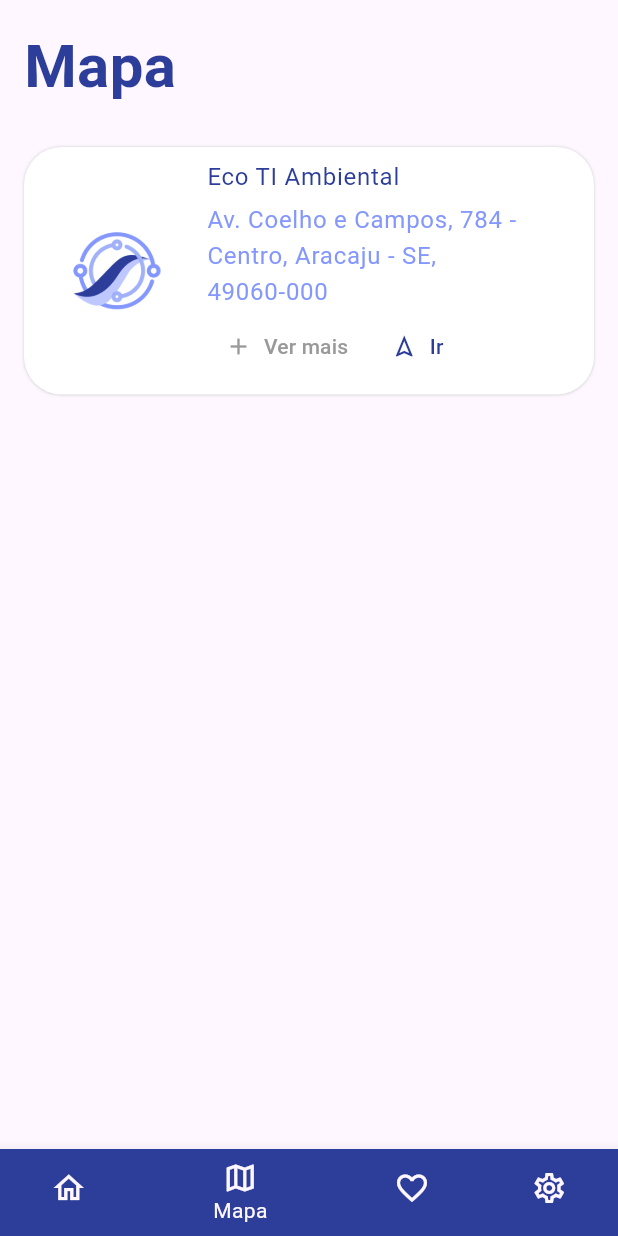
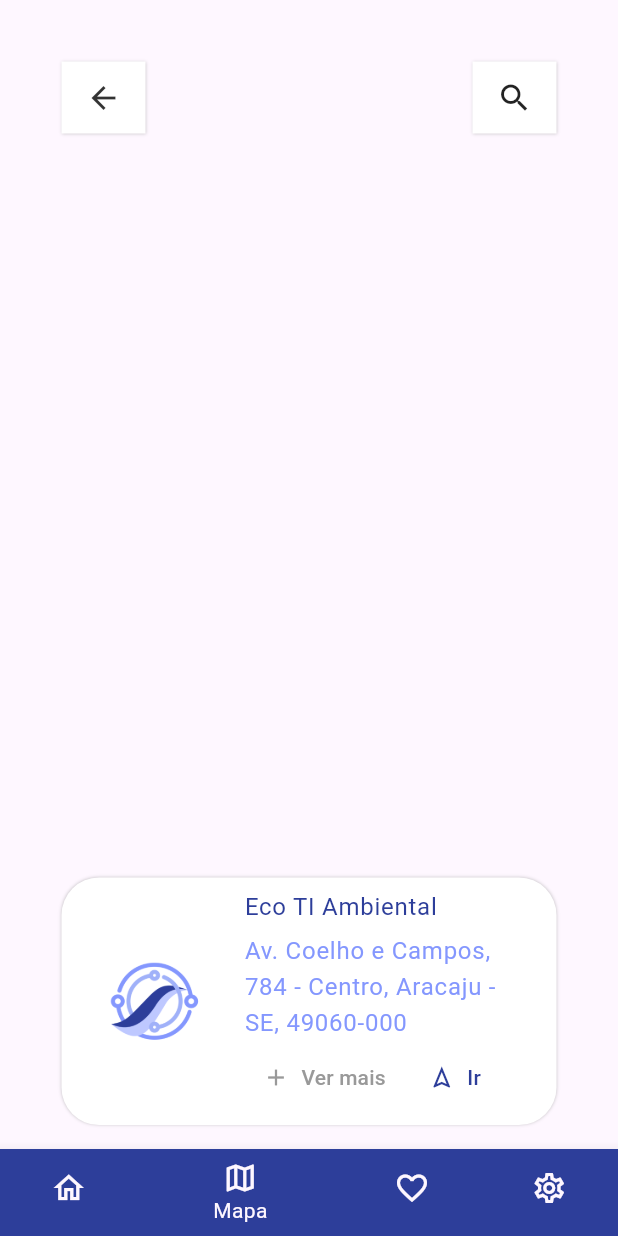
Before and after one commit to bllurryyk/Rota-Eletronica, a Flutter app: the PaginaPrincipal screen opened directly, item 2 of the bottom bar chosen, on a phone screen of 412 x 824 dp. Run offline on Flutter 3.47's test engine with Material 2 defaults, Android fonts, the phone set to English and light mode, and no system bars; our stand-ins replace shared_preferences, smooth_page_indicator; accounts and stored records are empty.

Commit message:
feat(RE-26): desenvolvendo tela inical/pesquisa

```diff
--- a/Front-end/rota_eletronica/lib/paginas/incopleto_pagina_mapa.dart
+++ /dev/null
@@ -1,127 +0,0 @@
-import 'package:flutter/material.dart';
-import 'package:rota_eletronica/paginas/pagina_empresa.dart';
-
-class PaginaMapa extends StatefulWidget {
-  const PaginaMapa({
-    super.key,
-  });
-
-  @override
-  State<PaginaMapa> createState() => _PaginaMapaState();
-}
-
-class _PaginaMapaState extends State<PaginaMapa> {
-  List<Widget> empresas = [
-    const WidgetEmpresa(
-        nome: 'Eco TI Ambiental',
-        endereco: 'Av. Coelho e Campos, 784 - Centro, Aracaju - SE, 49060-000'),
-  ];
-
-  @override
-  Widget build(BuildContext context) {
-    return Container(
-      padding: const EdgeInsets.all(16.0),
-      child: Column(
-        crossAxisAlignment: CrossAxisAlignment.start,
-        children: [
-          const Text(
-            'Mapa',
-            style: TextStyle(
-                color: Color(0xff2D3E9A),
-                fontSize: 40.0,
-                fontWeight: FontWeight.w600),
-          ),
-          const SizedBox(height: 25),
-          Expanded(
-            child: ListView.separated(
-              itemCount: empresas.length,
-              itemBuilder: (BuildContext context, int index) {
-                return empresas[index];
-              },
-              separatorBuilder: (BuildContext context, int index) {
-                return const SizedBox(height: 10);
-              },
-            ),
-          ),
-        ],
-      ),
-    );
-  }
-}
-
-class WidgetEmpresa extends StatefulWidget {
-  final String nome;
-  final String endereco;
-
-  const WidgetEmpresa({
-    super.key,
-    required this.nome,
-    required this.endereco,
-  });
-
-  @override
-  State<WidgetEmpresa> createState() => _WidgetEmpresaState();
-}
-
-class _WidgetEmpresaState extends State<WidgetEmpresa> {
-  @override
-  Widget build(BuildContext context) {
-    return Container(
-      decoration: BoxDecoration(
-        borderRadius: BorderRadius.circular(25),
-        color: const Color(0xffffffff),
-        boxShadow: [
-          BoxShadow(
-            color: Colors.grey.withOpacity(0.5),
-            blurRadius: 1,
-          ),
-        ],
-      ),
-      child: ListTile(
-        leading: Image.asset('assets/images/logo.png', height: 90, width: 90),
-        title: Column(
-          crossAxisAlignment: CrossAxisAlignment.start,
-          children: [
-            Text(
-              widget.nome,
-              style: const TextStyle(color: Color(0xff2D3E9A)),
-            ),
-            const SizedBox(height: 5),
-            Text(
-              widget.endereco,
-              style: const TextStyle(color: Color(0xff8497FE)),
-            ),
-          ],
-        ),
-        subtitle: Row(crossAxisAlignment: CrossAxisAlignment.start, children: [
-          TextButton.icon(
-              onPressed: () {},
-              icon: const Icon(
-                Icons.add,
-                color: Color(0xff999999),
-              ),
-              label: const Text(
-                'Ver mais',
-                style: TextStyle(color: Color(0xff999999)),
-              )),
-          TextButton.icon(
-              onPressed: () {},
-              icon: const Icon(
-                Icons.navigation_outlined,
-                color: Color(0xff2D3E9A),
-              ),
-              label: const Text(
-                'Ir',
-                style: TextStyle(
-                  color: Color(0xff2D3E9A),
-                ),
-              )),
-        ]),
-        onTap: () {
-          Navigator.of(context).push(
-              MaterialPageRoute(builder: (context) => const PaginaEmpresa()));
-        },
-      ),
-    );
-  }
-}
--- /dev/null
+++ b/Front-end/rota_eletronica/lib/paginas/pagina_mapa.dart
@@ -0,0 +1,199 @@
+import 'package:flutter/material.dart';
+import 'package:rota_eletronica/paginas/pagina_empresa.dart';
+import 'package:rota_eletronica/testes/busca.dart';
+
+class PaginaMapa extends StatefulWidget {
+  const PaginaMapa({
+    super.key,
+  });
+
+  @override
+  State<PaginaMapa> createState() => _PaginaMapaState();
+}
+
+class _PaginaMapaState extends State<PaginaMapa> {
+  List<Widget> empresas = [
+    const WidgetEmpresa(
+        nome: 'Eco TI Ambiental',
+        endereco: 'Av. Coelho e Campos, 784 - Centro, Aracaju - SE, 49060-000'),
+  ];
+
+  @override
+  Widget build(BuildContext context) {
+    return Container(
+      padding: const EdgeInsets.all(16.0),
+      child: Column(
+        crossAxisAlignment: CrossAxisAlignment.start,
+        children: [
+          Padding(
+            padding: const EdgeInsets.all(25.0),
+            child: Row(children: [
+              WidgetBotaoCabecalho(
+                  icone: const Icon(
+                    Icons.arrow_back,
+                    color: Color(0xff333333),
+                  ),
+                  acao: () {
+                    Navigator.of(context).pop();
+                  }),
+              const Spacer(),
+              Container(
+                width: 56,
+                height: 48,
+                decoration: BoxDecoration(
+                  color: const Color(0xffffffff),
+                  boxShadow: [
+                    BoxShadow(
+                      color: Colors.grey.withOpacity(0.5),
+                      blurRadius: 1,
+                    ),
+                  ],
+                ),
+                child: InkWell(
+                  onTap: () {
+                    showSearch(
+                        context: context, delegate: CustomSearchDelegate());
+                  },
+                  child: const Icon(Icons.search),
+                ),
+              ),
+            ]),
+          ),
+          const SizedBox(height: 25),
+          Expanded(
+            child: Padding(
+              padding: const EdgeInsets.symmetric(horizontal: 25.0),
+              child: Container(
+                alignment: Alignment.bottomCenter,
+                child: ListView.separated(
+                  itemCount: empresas.length,
+                  itemBuilder: (BuildContext context, int index) {
+                    return empresas[index];
+                  },
+                  separatorBuilder: (BuildContext context, int index) {
+                    return const SizedBox(height: 10);
+                  },
+                  reverse: true,
+                ),
+              ),
+            ),
+          ),
+        ],
+      ),
+    );
+  }
+}
+
+class WidgetEmpresa extends StatefulWidget {
+  final String nome;
+  final String endereco;
+
+  const WidgetEmpresa({
+    super.key,
+    required this.nome,
+    required this.endereco,
+  });
+
+  @override
+  State<WidgetEmpresa> createState() => _WidgetEmpresaState();
+}
+
+class _WidgetEmpresaState extends State<WidgetEmpresa> {
+  @override
+  Widget build(BuildContext context) {
+    return Container(
+      decoration: BoxDecoration(
+        borderRadius: BorderRadius.circular(25),
+        color: const Color(0xffffffff),
+        boxShadow: [
+          BoxShadow(
+            color: Colors.grey.withOpacity(0.5),
+            blurRadius: 1,
+          ),
+        ],
+      ),
+      child: ListTile(
+        leading: Image.asset('assets/images/logo.png', height: 90, width: 90),
+        title: Column(
+          crossAxisAlignment: CrossAxisAlignment.start,
+          children: [
+            Text(
+              widget.nome,
+              style: const TextStyle(color: Color(0xff2D3E9A)),
+            ),
+            const SizedBox(height: 5),
+            Text(
+              widget.endereco,
+              style: const TextStyle(color: Color(0xff8497FE)),
+            ),
+          ],
+        ),
+        subtitle: Row(crossAxisAlignment: CrossAxisAlignment.start, children: [
+          TextButton.icon(
+              onPressed: () {},
+              icon: const Icon(
+                Icons.add,
+                color: Color(0xff999999),
+              ),
+              label: const Text(
+                'Ver mais',
+                style: TextStyle(color: Color(0xff999999)),
+              )),
+          TextButton.icon(
+              onPressed: () {},
+              icon: const Icon(
+                Icons.navigation_outlined,
+                color: Color(0xff2D3E9A),
+              ),
+              label: const Text(
+                'Ir',
+                style: TextStyle(
+                  color: Color(0xff2D3E9A),
+                ),
+              )),
+        ]),
+        onTap: () {
+          Navigator.of(context).push(
+              MaterialPageRoute(builder: (context) => const PaginaEmpresa()));
+        },
+      ),
+    );
+  }
+}
+
+class WidgetBotaoCabecalho extends StatefulWidget {
+  final Icon icone;
+  final Function() acao;
+
+  const WidgetBotaoCabecalho({
+    super.key,
+    required this.icone,
+    required this.acao,
+  });
+
+  @override
+  State<WidgetBotaoCabecalho> createState() => _WidgetBotaoCabecalhoState();
+}
+
+class _WidgetBotaoCabecalhoState extends State<WidgetBotaoCabecalho> {
+  @override
+  Widget build(BuildContext context) {
+    return Container(
+      width: 56,
+      height: 48,
+      decoration: BoxDecoration(
+        color: const Color(0xffffffff),
+        boxShadow: [
+          BoxShadow(
+            color: Colors.grey.withOpacity(0.5),
+            blurRadius: 1,
+          ),
+        ],
+      ),
+      child: InkWell(
+        onTap: widget.acao,
+        child: widget.icone,
+      ),
+    );
+  }
+}
--- a/Front-end/rota_eletronica/lib/paginas/pagina_principal.dart
+++ b/Front-end/rota_eletronica/lib/paginas/pagina_principal.dart
@@ -1,7 +1,7 @@
 import 'package:flutter/material.dart';
 import 'package:rota_eletronica/paginas/pagina_configuracao.dart';
-import 'package:rota_eletronica/paginas/incopleto_pagina_favoritos.dart';
-import 'package:rota_eletronica/paginas/incopleto_pagina_mapa.dart';
+import 'package:rota_eletronica/paginas/pagina_favoritos.dart';
+import 'package:rota_eletronica/paginas/pagina_mapa.dart';
 import 'package:rota_eletronica/paginas/pagina_inicial.dart';
 
 class PaginaPrincipal extends StatefulWidget {
```
Also changed, not shown: Front-end/rota_eletronica/lib/paginas/pagina_inicial.dart (+22 -25 lines), Front-end/rota_eletronica/lib/testes/busca.dart (added, +115 -0 lines), Front-end/rota_eletronica/lib/paginas/pagina_favoritos.dart (renamed from Front-end/rota_eletronica/lib/paginas/incopleto_pagina_favoritos.dart).
